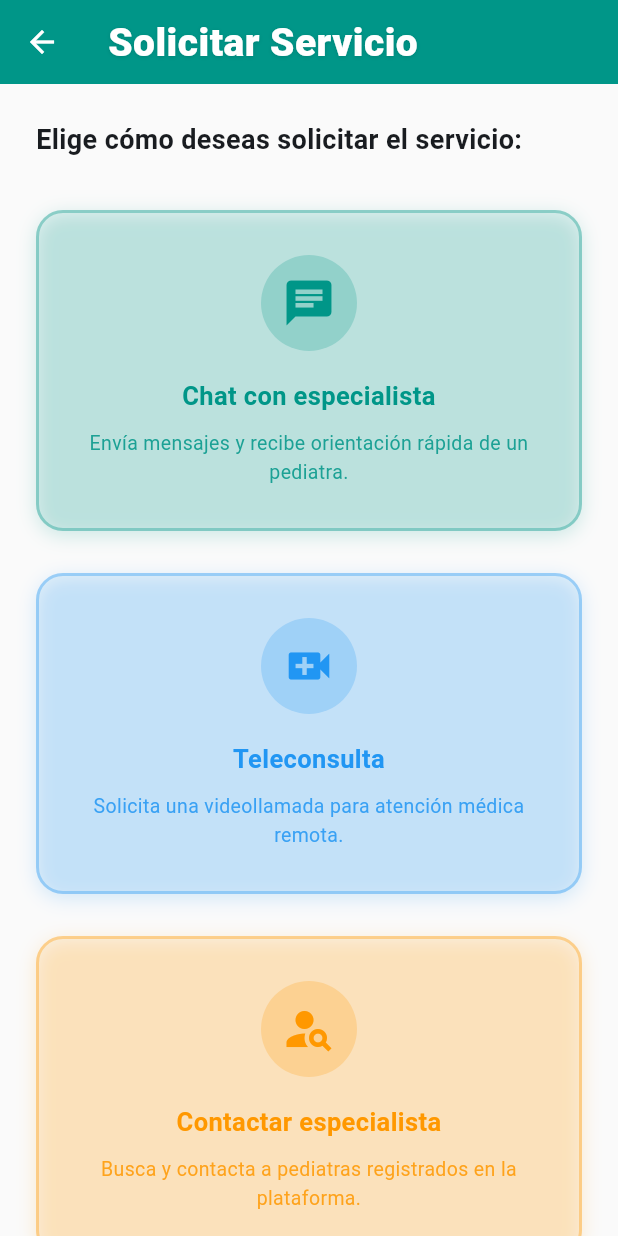
After one commit to iatechsabana/pediatApp, a Flutter app: the RequestServicePage screen opened directly, on a phone screen of 412 x 824 dp. The commit adds this screen. Run offline on Flutter 3.47's test engine with Material 3 defaults, Android fonts, the phone set to English and light mode, and no system bars; our stand-ins replace cloud_firestore, dartz, file_picker, firebase_auth, firebase_core, firebase_messaging and 7 more; missing offline and left inert: dart:html, syncfusion_flutter_pdfviewer; accounts and stored records are empty.

Commit message:
Add RequestServicePage and integrate service request option in DashboardPage

```diff
--- a/lib/features/dashboard/presentation/pages/dashboard_page.dart
+++ b/lib/features/dashboard/presentation/pages/dashboard_page.dart
@@ -3,6 +3,7 @@ import 'package:shared_preferences/shared_preferences.dart';
 import '../../../auth/presentation/pages/login_page.dart';
 import 'package:flutter/material.dart';
 import '../../../assistant/presentation/pages/assistant_page.dart';
+import 'request_service_page.dart';
 import 'medical_history_page.dart';
 import 'family_core_page.dart';
 import '../../../../core/constants/app_colors.dart';
@@ -156,6 +157,14 @@ class _DashboardPageState extends State<DashboardPage> {
               onTap: () => Navigator.push(
                 context,
                 MaterialPageRoute(builder: (_) => const FamilyCorePage()),
+              ),
+            ),
+            ListTile(
+              leading: const Icon(Icons.medical_services),
+              title: const Text('Solicitar servicio'),
+              onTap: () => Navigator.push(
+                context,
+                MaterialPageRoute(builder: (_) => const RequestServicePage()),
               ),
             ),
 
--- /dev/null
+++ b/lib/features/dashboard/presentation/pages/request_service_page.dart
@@ -0,0 +1,128 @@
+import 'package:flutter/material.dart';
+
+class RequestServicePage extends StatelessWidget {
+  const RequestServicePage({super.key});
+
+  @override
+  Widget build(BuildContext context) {
+    return Scaffold(
+      appBar: AppBar(
+        title: const Text('Solicitar Servicio'),
+        backgroundColor: Colors.teal,
+      ),
+      body: SingleChildScrollView(
+        padding: const EdgeInsets.all(24),
+        child: Column(
+          crossAxisAlignment: CrossAxisAlignment.stretch,
+          children: [
+            const Text(
+              'Elige cómo deseas solicitar el servicio:',
+              style: TextStyle(fontSize: 18, fontWeight: FontWeight.bold),
+            ),
+            const SizedBox(height: 32),
+            _serviceCard(
+              context,
+              icon: Icons.chat,
+              title: 'Chat con especialista',
+              color: Colors.teal,
+              onTap: () {
+                ScaffoldMessenger.of(context).showSnackBar(
+                  const SnackBar(content: Text('Función de chat próximamente')),
+                );
+              },
+            ),
+            const SizedBox(height: 24),
+            _serviceCard(
+              context,
+              icon: Icons.video_call,
+              title: 'Teleconsulta',
+              color: Colors.blue,
+              onTap: () {
+                ScaffoldMessenger.of(context).showSnackBar(
+                  const SnackBar(content: Text('Función de teleconsulta próximamente')),
+                );
+              },
+            ),
+            const SizedBox(height: 24),
+            _serviceCard(
+              context,
+              icon: Icons.person_search,
+              title: 'Contactar especialista',
+              color: Colors.orange,
+              onTap: () {
+                ScaffoldMessenger.of(context).showSnackBar(
+                  const SnackBar(content: Text('Función de contactar especialista próximamente')),
+                );
+              },
+            ),
+          ],
+        ),
+      ),
+    );
+
+  }
+
+  Widget _serviceCard(BuildContext context, {required IconData icon, required String title, required Color color, required VoidCallback onTap}) {
+    String legend = '';
+    if (title == 'Chat con especialista') {
+      legend = 'Envía mensajes y recibe orientación rápida de un pediatra.';
+    } else if (title == 'Teleconsulta') {
+      legend = 'Solicita una videollamada para atención médica remota.';
+    } else if (title == 'Contactar especialista') {
+      legend = 'Busca y contacta a pediatras registrados en la plataforma.';
+    }
+    return Padding(
+      padding: const EdgeInsets.symmetric(vertical: 2),
+      child: InkWell(
+        onTap: onTap,
+        borderRadius: BorderRadius.circular(18),
+        child: Container(
+          width: double.infinity,
+          padding: const EdgeInsets.symmetric(vertical: 28, horizontal: 18),
+          decoration: BoxDecoration(
+            color: color.withOpacity(0.09),
+            borderRadius: BorderRadius.circular(18),
+            boxShadow: [
+              BoxShadow(
+                color: color.withOpacity(0.18),
+                blurRadius: 10,
+                offset: const Offset(0, 3),
+              ),
+            ],
+            border: Border.all(color: color.withOpacity(0.35), width: 2),
+          ),
+          child: Column(
+            mainAxisSize: MainAxisSize.min,
+            crossAxisAlignment: CrossAxisAlignment.center,
+            children: [
+              CircleAvatar(
+                radius: 32,
+                backgroundColor: color.withOpacity(0.22),
+                child: Icon(icon, size: 36, color: color),
+              ),
+              const SizedBox(height: 18),
+              Text(
+                title,
+                textAlign: TextAlign.center,
+                style: TextStyle(
+                  fontWeight: FontWeight.w700,
+                  fontSize: 17,
+                  color: color,
+                ),
+              ),
+              const SizedBox(height: 10),
+              Text(
+                legend,
+                textAlign: TextAlign.center,
+                style: TextStyle(
+                  fontSize: 13,
+                  color: color.withOpacity(0.85),
+                ),
+              ),
+            ],
+          ),
+        ),
+      ),
+    );
+  }
+}
```
